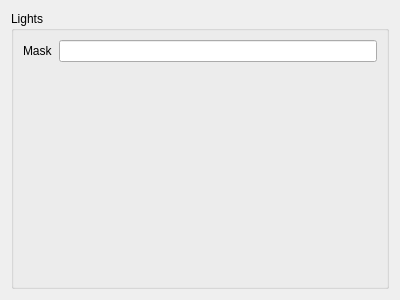
The window that src/UserInterface/src/Widgets/LightVariablesWidget.ui (till213/SkyDolly) describes before a commit, drawn with Qt 5.
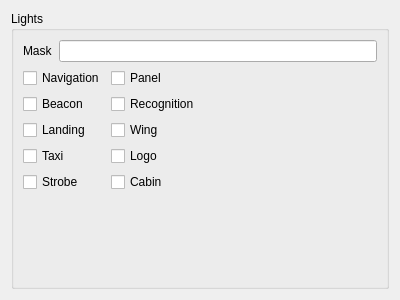
The same window after the commit.

Commit message: Add light flags and checkboxes (in the lights widget)

What changed in the file:
```diff
--- a/src/UserInterface/src/Widgets/LightVariablesWidget.ui
+++ b/src/UserInterface/src/Widgets/LightVariablesWidget.ui
@@ -25,7 +25,7 @@
      <property name="title">
       <string>Lights</string>
      </property>
-     <layout class="QFormLayout" name="formLayout_3">
+     <layout class="QGridLayout" name="gridLayout_2">
       <property name="sizeConstraint">
        <enum>QLayout::SetMinimumSize</enum>
       </property>
@@ -49,6 +49,123 @@
         </property>
        </widget>
       </item>
+      <item row="1" column="0" colspan="2">
+       <layout class="QFormLayout" name="formLayout">
+        <item row="0" column="0">
+         <widget class="QCheckBox" name="navigationCheckBox">
+          <property name="focusPolicy">
+           <enum>Qt::NoFocus</enum>
+          </property>
+          <property name="text">
+           <string>Navigation</string>
+          </property>
+         </widget>
+        </item>
+        <item row="0" column="1">
+         <widget class="QCheckBox" name="panelCheckBox">
+          <property name="focusPolicy">
+           <enum>Qt::NoFocus</enum>
+          </property>
+          <property name="text">
+           <string>Panel</string>
+          </property>
+         </widget>
+        </item>
+        <item row="1" column="0">
+         <widget class="QCheckBox" name="beaconCheckBox">
+          <property name="focusPolicy">
+           <enum>Qt::NoFocus</enum>
+          </property>
+          <property name="text">
+           <string>Beacon</string>
+          </property>
+         </widget>
+        </item>
+        <item row="1" column="1">
+         <widget class="QCheckBox" name="recognitionCheckBox">
+          <property name="focusPolicy">
+           <enum>Qt::NoFocus</enum>
+          </property>
+          <property name="text">
+           <string>Recognition</string>
+          </property>
+         </widget>
+        </item>
+        <item row="2" column="0">
+         <widget class="QCheckBox" name="landingCheckBox">
+          <property name="focusPolicy">
+           <enum>Qt::NoFocus</enum>
+          </property>
+          <property name="text">
+           <string>Landing</string>
+          </property>
+         </widget>
+        </item>
+        <item row="2" column="1">
+         <widget class="QCheckBox" name="wingCheckBox">
+          <property name="focusPolicy">
+           <enum>Qt::NoFocus</enum>
+          </property>
+          <property name="text">
+           <string>Wing</string>
+          </property>
+         </widget>
+        </item>
+        <item row="3" column="0">
+         <widget class="QCheckBox" name="taxiCheckBox">
+          <property name="focusPolicy">
+           <enum>Qt::NoFocus</enum>
+          </property>
+          <property name="text">
+           <string>Taxi</string>
+          </property>
+         </widget>
+        </item>
+        <item row="3" column="1">
+         <widget class="QCheckBox" name="logoCheckBox">
+          <property name="focusPolicy">
+           <enum>Qt::NoFocus</enum>
+          </property>
+          <property name="text">
+           <string>Logo</string>
+          </property>
+         </widget>
+        </item>
+        <item row="4" column="0">
+         <widget class="QCheckBox" name="strobeCheckBox">
+          <property name="focusPolicy">
+           <enum>Qt::NoFocus</enum>
+          </property>
+          <property name="text">
+           <string>Strobe</string>
+          </property>
+         </widget>
+        </item>
+        <item row="4" column="1">
+         <widget class="QCheckBox" name="cabinCheckBox">
+          <property name="focusPolicy">
+           <enum>Qt::NoFocus</enum>
+          </property>
+          <property name="text">
+           <string>Cabin</string>
+          </property>
+         </widget>
+        </item>
+       </layout>
+      </item>
+      <item row="2" column="1">
+       <spacer name="verticalSpacer">
+        <property name="orientation">
+         <enum>Qt::Vertical</enum>
+        </property>
+        <property name="sizeHint" stdset="0">
+         <size>
+          <width>20</width>
+          <height>79</height>
+         </size>
+        </property>
+       </spacer>
+      </item>
      </layout>
     </widget>
    </item>
```
The commit also changes 10 other files.
